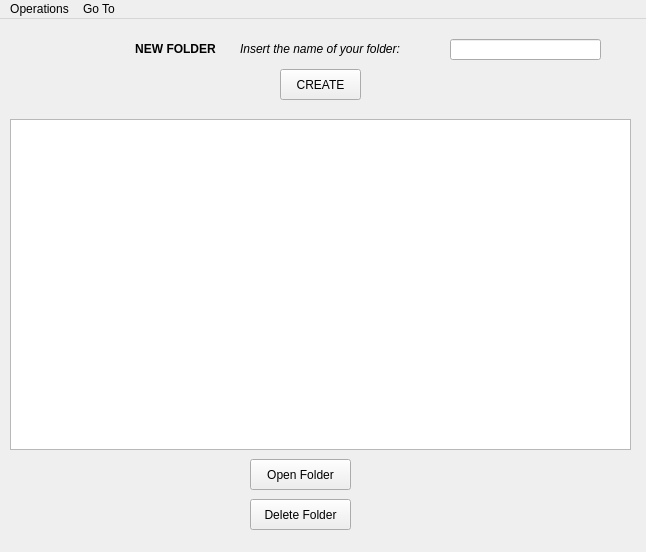
The window that GUI/SymposiumGui/directory.ui (RickZack/Symposium) describes before a commit, drawn with Qt 5.
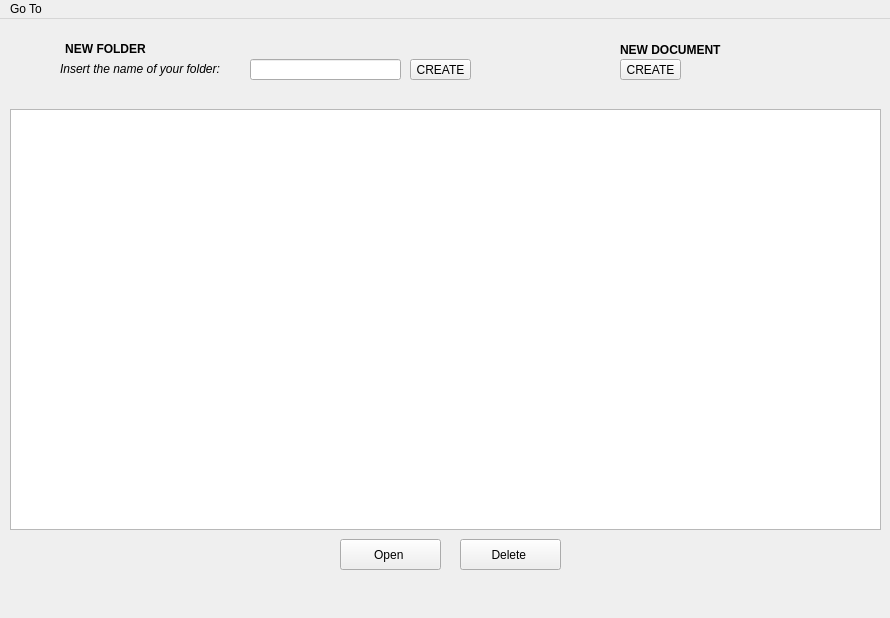
The same window after the commit. Icons and pictures are not drawn.

```diff
--- a/GUI/SymposiumGui/directory.ui
+++ b/GUI/SymposiumGui/directory.ui
@@ -6,8 +6,8 @@
    <rect>
     <x>0</x>
     <y>0</y>
-    <width>646</width>
-    <height>552</height>
+    <width>890</width>
+    <height>618</height>
    </rect>
   </property>
   <property name="windowTitle">
@@ -24,43 +24,43 @@
     <property name="geometry">
      <rect>
       <x>10</x>
-      <y>100</y>
-      <width>621</width>
-      <height>331</height>
+      <y>90</y>
+      <width>871</width>
+      <height>421</height>
      </rect>
     </property>
    </widget>
    <widget class="QPushButton" name="pushButton">
     <property name="geometry">
      <rect>
-      <x>250</x>
-      <y>440</y>
+      <x>340</x>
+      <y>520</y>
       <width>101</width>
       <height>31</height>
      </rect>
     </property>
     <property name="text">
-     <string>Open Folder</string>
+     <string>Open </string>
     </property>
    </widget>
    <widget class="QPushButton" name="pushButton_2">
     <property name="geometry">
      <rect>
-      <x>250</x>
-      <y>480</y>
+      <x>460</x>
+      <y>520</y>
       <width>101</width>
       <height>31</height>
      </rect>
     </property>
     <property name="text">
-     <string>Delete Folder</string>
+     <string>Delete </string>
     </property>
    </widget>
    <widget class="QLineEdit" name="name">
     <property name="geometry">
      <rect>
-      <x>450</x>
-      <y>20</y>
+      <x>250</x>
+      <y>40</y>
       <width>151</width>
       <height>21</height>
      </rect>
@@ -69,7 +69,7 @@
    <widget class="QLabel" name="label">
     <property name="geometry">
      <rect>
-      <x>130</x>
+      <x>60</x>
       <y>20</y>
       <width>91</width>
       <height>21</height>
@@ -82,8 +82,8 @@
    <widget class="QLabel" name="label_2">
     <property name="geometry">
      <rect>
-      <x>240</x>
-      <y>20</y>
+      <x>60</x>
+      <y>40</y>
       <width>181</width>
       <height>21</height>
      </rect>
@@ -95,10 +95,10 @@
    <widget class="QPushButton" name="pushButton_3">
     <property name="geometry">
      <rect>
-      <x>280</x>
-      <y>50</y>
-      <width>81</width>
-      <height>31</height>
+      <x>410</x>
+      <y>40</y>
+      <width>61</width>
+      <height>21</height>
      </rect>
     </property>
     <property name="text">
@@ -108,8 +108,8 @@
    <widget class="QLabel" name="label_3">
     <property name="geometry">
      <rect>
-      <x>80</x>
-      <y>10</y>
+      <x>10</x>
+      <y>20</y>
       <width>41</width>
       <height>41</height>
      </rect>
@@ -124,28 +124,67 @@
      <bool>true</bool>
     </property>
    </widget>
+   <widget class="QPushButton" name="pushButton_4">
+    <property name="geometry">
+     <rect>
+      <x>620</x>
+      <y>40</y>
+      <width>61</width>
+      <height>21</height>
+     </rect>
+    </property>
+    <property name="text">
+     <string>CREATE</string>
+    </property>
+   </widget>
+   <widget class="QLabel" name="label_4">
+    <property name="geometry">
+     <rect>
+      <x>550</x>
+      <y>20</y>
+      <width>51</width>
+      <height>51</height>
+     </rect>
+    </property>
+    <property name="text">
+     <string/>
+    </property>
+    <property name="pixmap">
+     <pixmap>cartelle/Document-Add-icon.png</pixmap>
+    </property>
+    <property name="scaledContents">
+     <bool>true</bool>
+    </property>
+   </widget>
+   <widget class="QLabel" name="label_5">
+    <property name="geometry">
+     <rect>
+      <x>620</x>
+      <y>20</y>
+      <width>111</width>
+      <height>21</height>
+     </rect>
+    </property>
+    <property name="font">
+     <font>
+      <weight>75</weight>
+      <bold>true</bold>
+     </font>
+    </property>
+    <property name="text">
+     <string>NEW DOCUMENT</string>
+    </property>
+   </widget>
   </widget>
   <widget class="QMenuBar" name="menubar">
    <property name="geometry">
     <rect>
      <x>0</x>
      <y>0</y>
-     <width>646</width>
+     <width>890</width>
      <height>26</height>
     </rect>
    </property>
-   <widget class="QMenu" name="menuOperations">
-    <property name="title">
-     <string>Operations</string>
-    </property>
-    <widget class="QMenu" name="menuCreate">
-     <property name="title">
-      <string>Create</string>
-     </property>
-     <addaction name="actionNew_Document"/>
-    </widget>
-    <addaction name="menuCreate"/>
-   </widget>
    <widget class="QMenu" name="menuGo_To">
     <property name="title">
      <string>Go To</string>
@@ -153,7 +192,6 @@
     <addaction name="actionHome"/>
     <addaction name="actionUri"/>
    </widget>
-   <addaction name="menuOperations"/>
    <addaction name="menuGo_To"/>
   </widget>
   <action name="actionDelete">
```
Left out of the diff: 15 changed lines with no effect on the pictures.
